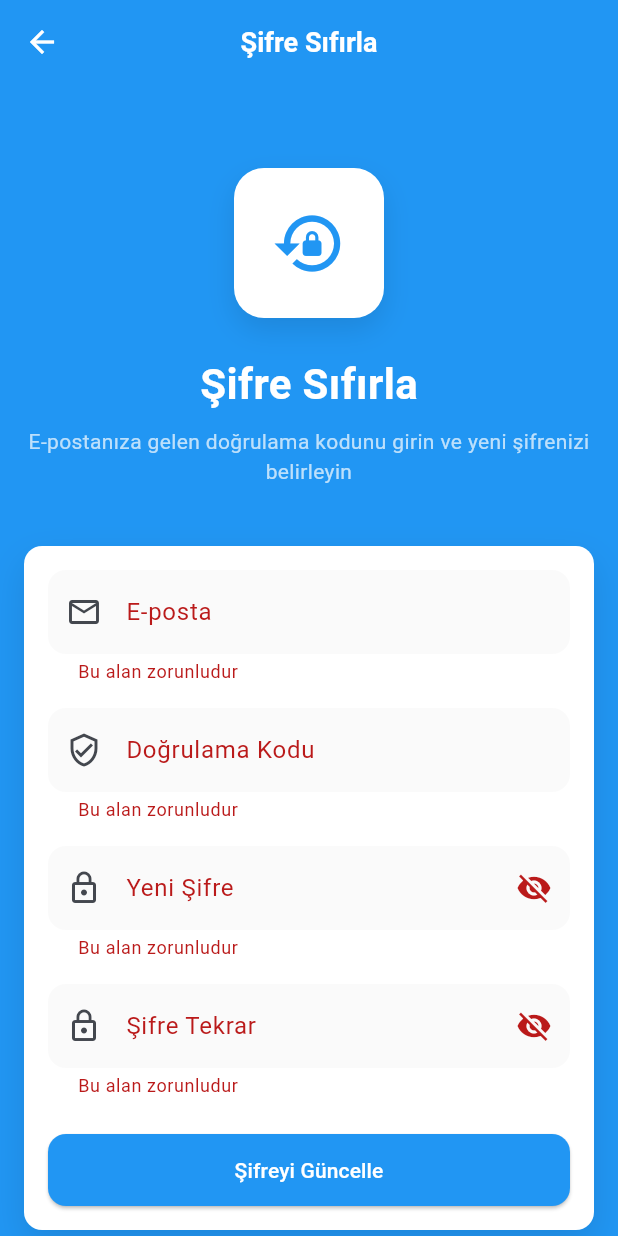
After one commit to aligencturk/takasly, a Flutter app: the ResetPasswordView screen opened directly, after a tap on "Şifreyi Güncelle", on a phone screen of 412 x 824 dp. The commit adds this screen. Run offline on Flutter 3.47's test engine with Material 3 defaults, Android fonts, the phone set to English and light mode, and no system bars; our stand-ins replace cached_network_image, shared_preferences; accounts and stored records are empty; network calls fail.

Commit message:
Hata ve başarı mesajları güncellendi, şifre güncelleme ve doğrulama kodu ile ilgili yeni mesajlar eklendi. Giriş sayfasında şifre sıfırlama işlemi sonrası kullanıcıyı şifre sıfırlama sayfasına yönlendiren fonksiyon eklendi.

```diff
--- a/lib/core/constants.dart
+++ b/lib/core/constants.dart
@@ -92,6 +92,9 @@ class ErrorMessages {
   static const String sessionExpired = 'Oturumunuz sona erdi, lütfen tekrar giriş yapın';
   static const String forgotPasswordFailed = 'Şifre sıfırlama talebi gönderilemedi';
   static const String emailNotFound = 'Bu e-posta adresi ile kayıtlı kullanıcı bulunamadı';
+  static const String invalidVerificationCode = 'Geçersiz doğrulama kodu';
+  static const String passwordUpdateFailed = 'Şifre güncelleme başarısız';
+  static const String verificationCodeExpired = 'Doğrulama kodu süresi dolmuş';
 }
 
 class SuccessMessages {
@@ -109,4 +112,6 @@ class SuccessMessages {
   static const String messagesSent = 'Mesaj gönderildi';
   static const String forgotPasswordSuccess = 'Şifre sıfırlama bağlantısı e-postanıza gönderildi';
   static const String passwordResetEmailSent = 'E-postanızı kontrol edin, şifre sıfırlama talimatları gönderildi';
+  static const String passwordUpdateSuccess = 'Şifreniz başarıyla güncellendi';
+  static const String passwordChanged = 'Şifre değişikliği tamamlandı, giriş yapabilirsiniz';
 }
--- a/lib/views/auth/login_view.dart
+++ b/lib/views/auth/login_view.dart
@@ -2,6 +2,7 @@ import 'package:flutter/material.dart';
 import 'package:provider/provider.dart';
 import '../../viewmodels/auth_viewmodel.dart';
 import '../../core/constants.dart';
+import 'reset_password_view.dart';
 
 class LoginView extends StatefulWidget {
   const LoginView({super.key});
@@ -509,6 +510,15 @@ class _LoginViewState extends State<LoginView> {
                                     backgroundColor: Colors.green,
                                   ),
                                 );
+
+                                // Reset password sayfasına email ile birlikte yönlendir
+                                Navigator.of(context).push(
+                                  MaterialPageRoute(
+                                    builder: (context) => ResetPasswordView(
+                                      email: emailController.text.trim(),
+                                    ),
+                                  ),
+                                );
                             } else {
                               ScaffoldMessenger.of(context).showSnackBar(
                                 SnackBar(
--- /dev/null
+++ b/lib/views/auth/reset_password_view.dart
@@ -0,0 +1,342 @@
+import 'package:flutter/material.dart';
+import 'package:provider/provider.dart';
+import '../../viewmodels/auth_viewmodel.dart';
+import '../../core/constants.dart';
+
+class ResetPasswordView extends StatefulWidget {
+  final String? email;
+
+  const ResetPasswordView({
+    super.key,
+    this.email,
+  });
+
+  @override
+  State<ResetPasswordView> createState() => _ResetPasswordViewState();
+}
+
+class _ResetPasswordViewState extends State<ResetPasswordView> {
+  final _formKey = GlobalKey<FormState>();
+  final _emailController = TextEditingController();
+  final _codeController = TextEditingController();
+  final _newPasswordController = TextEditingController();
+  final _confirmPasswordController = TextEditingController();
+  bool _isNewPasswordObscure = true;
+  bool _isConfirmPasswordObscure = true;
+
+  @override
+  void initState() {
+    super.initState();
+    if (widget.email != null) {
+      _emailController.text = widget.email!;
+    }
+  }
+
+  @override
+  void dispose() {
+    _emailController.dispose();
+    _codeController.dispose();
+    _newPasswordController.dispose();
+    _confirmPasswordController.dispose();
+    super.dispose();
+  }
+
+  @override
+  Widget build(BuildContext context) {
+    return Scaffold(
+      backgroundColor: const Color(0xFF2196F3),
+      appBar: AppBar(
+        backgroundColor: Colors.transparent,
+        elevation: 0,
+        leading: IconButton(
+          icon: const Icon(Icons.arrow_back, color: Colors.white),
+          onPressed: () => Navigator.of(context).pop(),
+        ),
+        title: const Text(
+          'Şifre Sıfırla',
+          style: TextStyle(color: Colors.white),
+        ),
+      ),
+      body: SafeArea(
+        child: SingleChildScrollView(
+          child: Padding(
+            padding: const EdgeInsets.all(AppConstants.defaultPadding),
+            child: Column(
+              children: [
+                const SizedBox(height: 40),
+
+                // Reset Password Icon
+                Container(
+                  width: 100,
+                  height: 100,
+                  decoration: BoxDecoration(
+                    color: Colors.white,
+                    borderRadius: BorderRadius.circular(20),
+                    boxShadow: [
+                      BoxShadow(
+                        color: Colors.black.withOpacity(0.1),
+                        blurRadius: 15,
+                        offset: const Offset(0, 8),
+                      ),
+                    ],
+                  ),
+                  child: const Icon(
+                    Icons.lock_reset,
+                    size: 50,
+                    color: Color(0xFF2196F3),
+                  ),
+                ),
+
+                const SizedBox(height: 24),
+
+                // Title
+                const Text(
+                  'Şifre Sıfırla',
+                  style: TextStyle(
+                    fontSize: 28,
+                    fontWeight: FontWeight.bold,
+                    color: Colors.white,
+                  ),
+                ),
+
+                const SizedBox(height: 8),
+
+                // Subtitle
+                const Text(
+                  'E-postanıza gelen doğrulama kodunu girin ve yeni şifrenizi belirleyin',
+                  style: TextStyle(
+                    fontSize: 14,
+                    color: Colors.white70,
+                    fontWeight: FontWeight.w400,
+                  ),
+                  textAlign: TextAlign.center,
+                ),
+
+                const SizedBox(height: 40),
+
+                // Form Container
+                Container(
+                  padding: const EdgeInsets.all(AppConstants.defaultPadding),
+                  decoration: BoxDecoration(
+                    color: Colors.white,
+                    borderRadius: BorderRadius.circular(AppConstants.defaultBorderRadius),
+                    boxShadow: [
+                      BoxShadow(
+                        color: Colors.black.withOpacity(0.1),
+                        blurRadius: 20,
+                        offset: const Offset(0, 10),
+                      ),
+                    ],
+                  ),
+                  child: Form(
+                    key: _formKey,
+                    child: Column(
+                      children: [
+                        // Email Field
+                        TextFormField(
+                          controller: _emailController,
+                          decoration: const InputDecoration(
+                            labelText: 'E-posta',
+                            hintText: 'E-posta adresiniz',
+                            prefixIcon: Icon(Icons.email_outlined),
+                          ),
+                          keyboardType: TextInputType.emailAddress,
+                          validator: (value) {
+                            if (value == null || value.trim().isEmpty) {
+                              return ErrorMessages.fieldRequired;
+                            }
+                            if (!RegExp(r'^[^@]+@[^@]+\.[^@]+').hasMatch(value)) {
+                              return ErrorMessages.invalidEmail;
+                            }
+                            return null;
+                          },
+                        ),
+
+                        const SizedBox(height: 16),
+
+                        // Verification Code Field
+                        TextFormField(
+                          controller: _codeController,
+                          decoration: const InputDecoration(
+                            labelText: 'Doğrulama Kodu',
+                            hintText: 'E-postanıza gelen kod',
+                            prefixIcon: Icon(Icons.verified_user_outlined),
+                          ),
+                          keyboardType: TextInputType.text,
+                          validator: (value) {
+                            if (value == null || value.trim().isEmpty) {
+                              return ErrorMessages.fieldRequired;
+                            }
+                            if (value.length < 4) {
+                              return 'Doğrulama kodu en az 4 karakter olmalıdır';
+                            }
+                            return null;
+                          },
+                        ),
+
+                        const SizedBox(height: 16),
+
+                        // New Password Field
+                        TextFormField(
+                          controller: _newPasswordController,
+                          decoration: InputDecoration(
+                            labelText: 'Yeni Şifre',
+                            hintText: 'Yeni şifreniz',
+                            prefixIcon: const Icon(Icons.lock_outline),
+                            suffixIcon: IconButton(
+                              icon: Icon(
+                                _isNewPasswordObscure ? Icons.visibility_off : Icons.visibility,
+                              ),
+                              onPressed: () {
+                                setState(() {
+                                  _isNewPasswordObscure = !_isNewPasswordObscure;
+                                });
+                              },
+                            ),
+                          ),
+                          obscureText: _isNewPasswordObscure,
+                          validator: (value) {
+                            if (value == null || value.trim().isEmpty) {
+                              return ErrorMessages.fieldRequired;
+                            }
+                            if (value.length < AppConstants.minPasswordLength) {
+                              return ErrorMessages.weakPassword;
+                            }
+                            return null;
+                          },
+                        ),
+
+                        const SizedBox(height: 16),
+
+                        // Confirm Password Field
+                        TextFormField(
+                          controller: _confirmPasswordController,
+                          decoration: InputDecoration(
+                            labelText: 'Şifre Tekrar',
+                            hintText: 'Şifrenizi tekrar girin',
+                            prefixIcon: const Icon(Icons.lock_outline),
+                            suffixIcon: IconButton(
+                              icon: Icon(
+                                _isConfirmPasswordObscure ? Icons.visibility_off : Icons.visibility,
+                              ),
+                              onPressed: () {
+                                setState(() {
+                                  _isConfirmPasswordObscure = !_isConfirmPasswordObscure;
+                                });
+                              },
+                            ),
+                          ),
+                          obscureText: _isConfirmPasswordObscure,
+                          validator: (value) {
+                            if (value == null || value.trim().isEmpty) {
+                              return ErrorMessages.fieldRequired;
+                            }
+                            if (value != _newPasswordController.text) {
+                              return 'Şifreler eşleşmiyor';
+                            }
+                            return null;
+                          },
+                        ),
+
+                        const SizedBox(height: 24),
+
+                        // Submit Button
+                        Consumer<AuthViewModel>(
+                          builder: (context, authViewModel, child) {
+                            return Column(
+                              children: [
+                                // Error Message
+                                if (authViewModel.hasError) ...[
+                                  Container(
+                                    padding: const EdgeInsets.all(12),
+                                    decoration: BoxDecoration(
+                                      color: Colors.red.shade50,
+                                      borderRadius: BorderRadius.circular(8),
+                                      border: Border.all(
+                                        color: Colors.red.shade200,
+                                      ),
+                                    ),
+                                    child: Row(
+                                      children: [
+                                        Icon(
+                                          Icons.error_outline,
+                                          color: Colors.red.shade700,
+                                          size: 20,
+                                        ),
+                                        const SizedBox(width: 8),
+                                        Expanded(
+                                          child: Text(
+                                            authViewModel.errorMessage!,
+                                            style: TextStyle(
+                                              color: Colors.red.shade700,
+                                              fontSize: 14,
+                                            ),
+                                          ),
+                                        ),
+                                      ],
+                                    ),
+                                  ),
+                                  const SizedBox(height: 16),
+                                ],
+
+                                // Submit Button
+                                ElevatedButton(
+                                  onPressed: authViewModel.isLoading
+                                      ? null
+                                      : () => _handleResetPassword(authViewModel),
+                                  child: authViewModel.isLoading
+                                      ? const SizedBox(
+                                          height: 20,
+                                          width: 20,
+                                          child: CircularProgressIndicator(
+                                            strokeWidth: 2,
+                                            valueColor: AlwaysStoppedAnimation<Color>(
+                                              Colors.white,
+                                            ),
+                                          ),
+                                        )
+                                      : const Text('Şifreyi Güncelle'),
+                                ),
+                              ],
+                            );
+                          },
+                        ),
+                      ],
+                    ),
+                  ),
+                ),
+
+                const SizedBox(height: 40),
+              ],
+            ),
+          ),
+        ),
+      ),
+    );
+  }
+
+  void _handleResetPassword(AuthViewModel authViewModel) async {
+    if (!_formKey.currentState!.validate()) return;
+
+    authViewModel.clearError();
+
+    final success = await authViewModel.updatePassword(
+      email: _emailController.text.trim(),
+      verificationCode: _codeController.text.trim(),
+      newPassword: _newPasswordController.text.trim(),
+      confirmPassword: _confirmPasswordController.text.trim(),
+    );
+
+    if (success) {
+      ScaffoldMessenger.of(context).showSnackBar(
+        const SnackBar(
+          content: Text(SuccessMessages.passwordUpdateSuccess),
+          backgroundColor: Colors.green,
+        ),
+      );
+
+      // Login sayfasına geri dön
+      Navigator.of(context).popUntil((route) => route.isFirst);
+    }
+  }
+}
```
Lines whose indentation alone changed are shown as unchanged.
